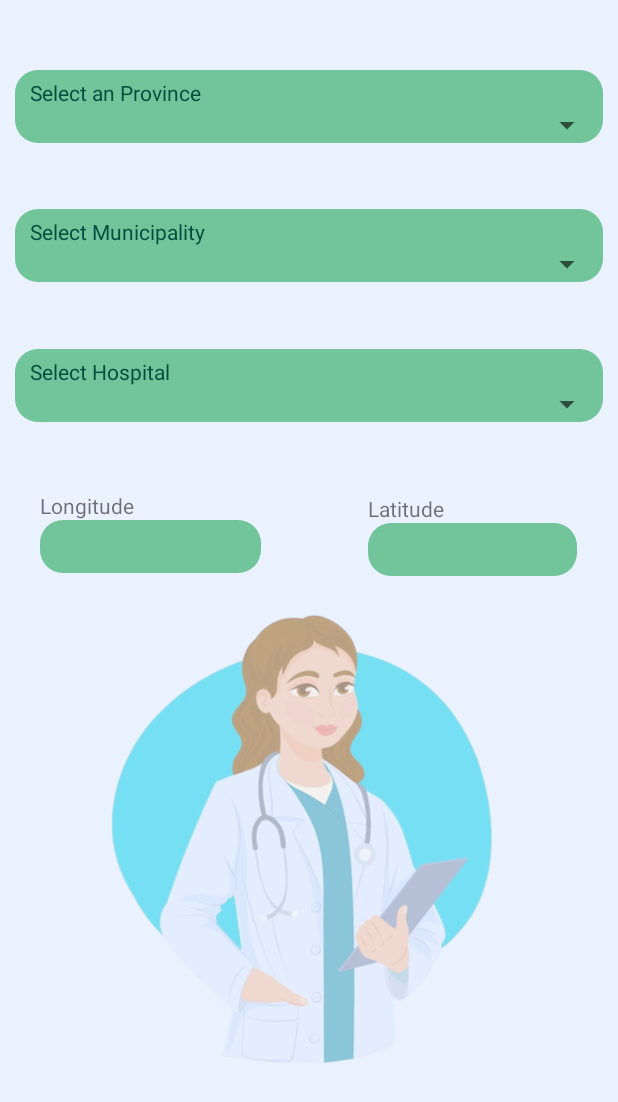
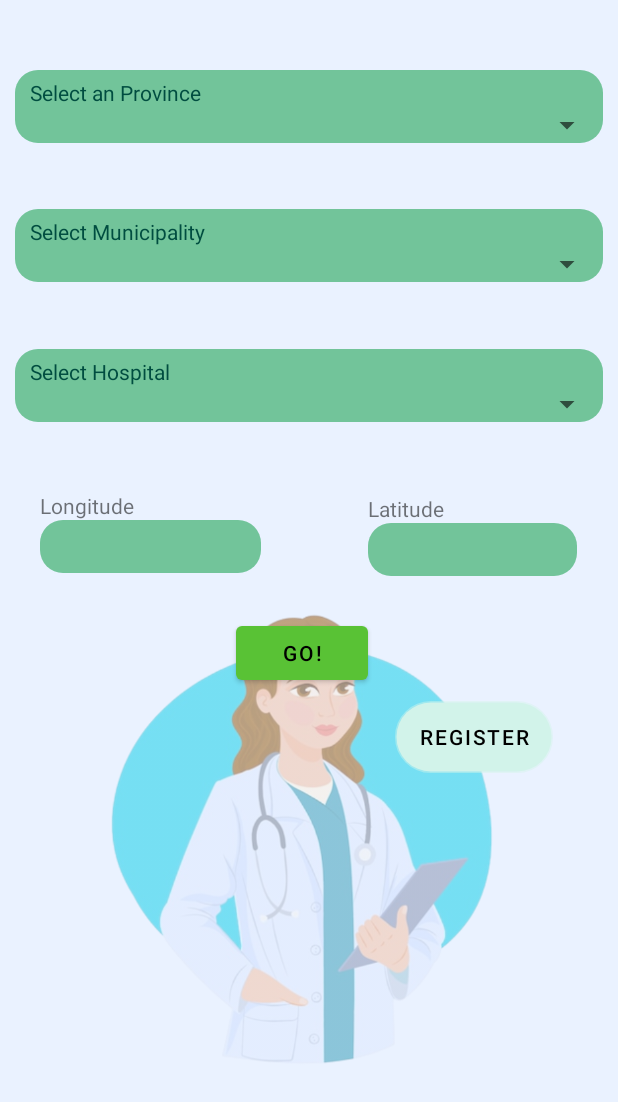
Before and after one commit to ANGGE0101/MEDIMAP_V1, an Android app: the layout activity_select_place.xml on its own in the app's theme, with its tools: preview values and no code run, on a phone screen of 412 x 824 dp. Shown: the top 1102 px of the screen. Run offline under Robolectric (Android 15) with nearby library versions, the phone set to English and light mode, and no system bars.

Commit message:
buttons added

```diff
--- a/app/src/main/res/layout/activity_select_place.xml
+++ b/app/src/main/res/layout/activity_select_place.xml
@@ -162,5 +162,34 @@
 
     </LinearLayout>
 
+    <Button
+        android:id="@+id/button3"
+        android:layout_width="wrap_content"
+        android:layout_height="wrap_content"
+        android:text="Go!"
+        android:textColor="@color/black"
+        app:backgroundTint="#59C235"
+        app:layout_constraintBottom_toBottomOf="parent"
+        app:layout_constraintEnd_toEndOf="parent"
+        app:layout_constraintHorizontal_bias="0.486"
+        app:layout_constraintStart_toStartOf="parent"
+        app:layout_constraintTop_toTopOf="parent"
+        app:layout_constraintVertical_bias="0.53" />
+
+    <Button
+        android:id="@+id/button4"
+        android:layout_width="wrap_content"
+        android:layout_height="wrap_content"
+        android:background="@drawable/rounded_button"
+        android:text="Register"
+        android:textColor="@color/black"
+        app:backgroundTint="#D2F3EA"
+        app:layout_constraintBottom_toBottomOf="parent"
+        app:layout_constraintEnd_toEndOf="parent"
+        app:layout_constraintHorizontal_bias="0.858"
+        app:layout_constraintStart_toStartOf="parent"
+        app:layout_constraintTop_toTopOf="parent"
+        app:layout_constraintVertical_bias="0.602" />
+
 
 </androidx.constraintlayout.widget.ConstraintLayout>
```
Also changed, not shown: app/src/main/res/layout/activity_create.xml (+4 -4 lines), app/src/main/res/layout/activity_login.xml (+49 -0 lines).
